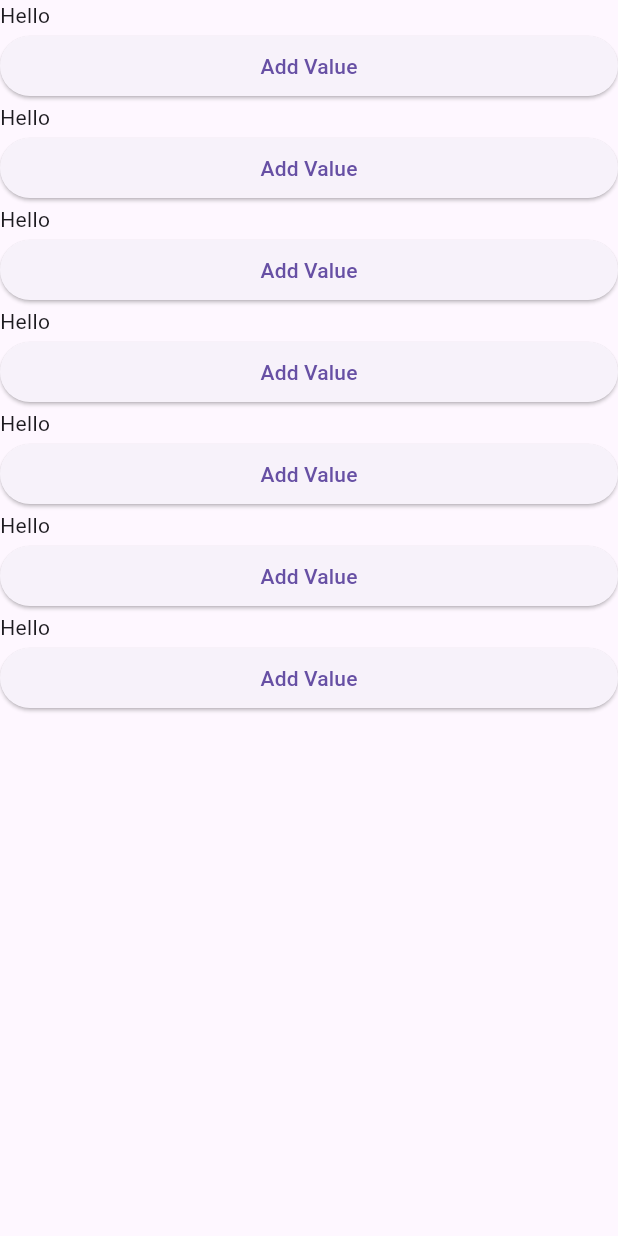
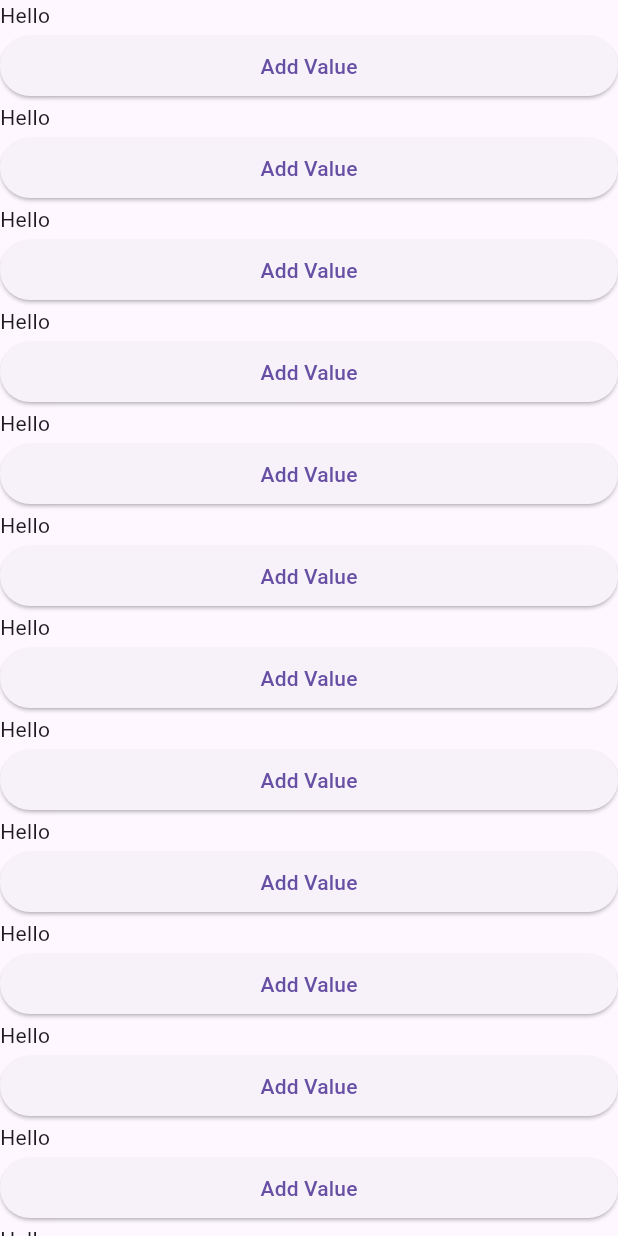
Before and after one commit to meetshaheer/ListView-Widget-Builder, a Flutter app: the screen it shows after launch, on a phone screen of 412 x 824 dp. Run offline on Flutter 3.47's test engine with Material 3 defaults, Android fonts, the phone set to English and light mode, and no system bars.

Commit message:
Understanding, default scrolling property of listview

```diff
--- a/listiew/lib/listview.dart
+++ b/listiew/lib/listview.dart
@@ -49,6 +49,51 @@ class _listViewState extends State<listView> {
             onPressed: () {},
             child: Text("Add Value"),
           ),
+          Text("Hello"),
+          ElevatedButton(
+            onPressed: () {},
+            child: Text("Add Value"),
+          ),
+          Text("Hello"),
+          ElevatedButton(
+            onPressed: () {},
+            child: Text("Add Value"),
+          ),
+          Text("Hello"),
+          ElevatedButton(
+            onPressed: () {},
+            child: Text("Add Value"),
+          ),
+          Text("Hello"),
+          ElevatedButton(
+            onPressed: () {},
+            child: Text("Add Value"),
+          ),
+          Text("Hello"),
+          ElevatedButton(
+            onPressed: () {},
+            child: Text("Add Value"),
+          ),
+          Text("Hello"),
+          ElevatedButton(
+            onPressed: () {},
+            child: Text("Add Value"),
+          ),
+          Text("Hello"),
+          ElevatedButton(
+            onPressed: () {},
+            child: Text("Add Value"),
+          ),
+          Text("Hello"),
+          ElevatedButton(
+            onPressed: () {},
+            child: Text("Add Value"),
+          ),
+          Text("Hello"),
+          ElevatedButton(
+            onPressed: () {},
+            child: Text("Add Value"),
+          ),
         ],
       )),
     );
```
